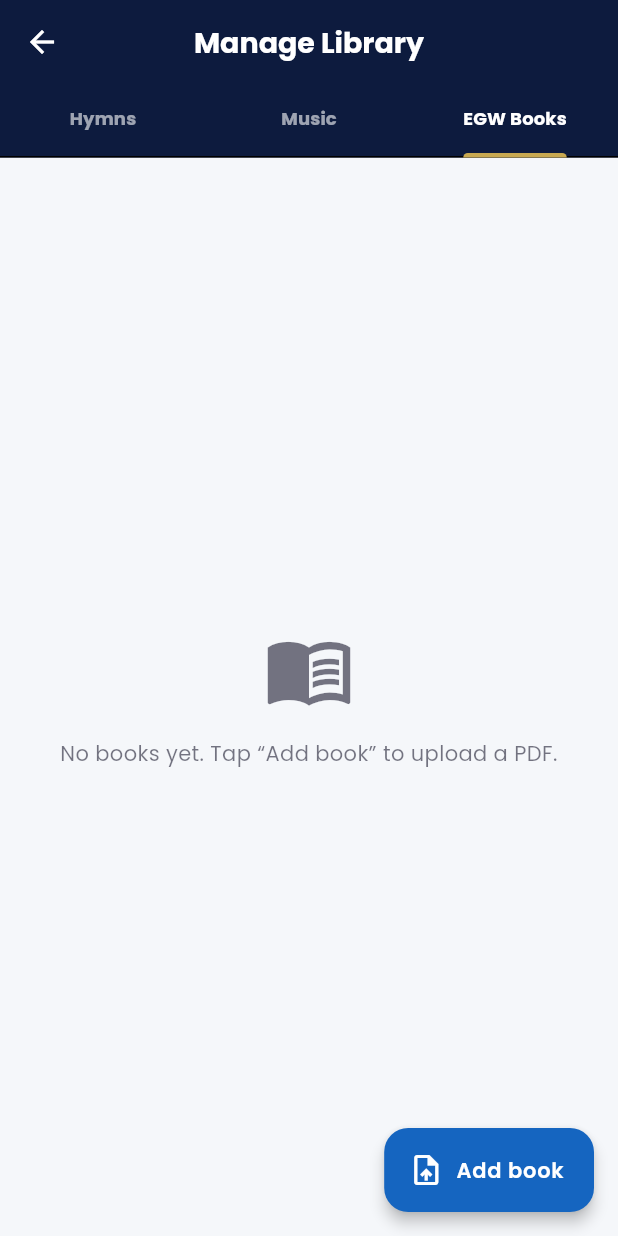
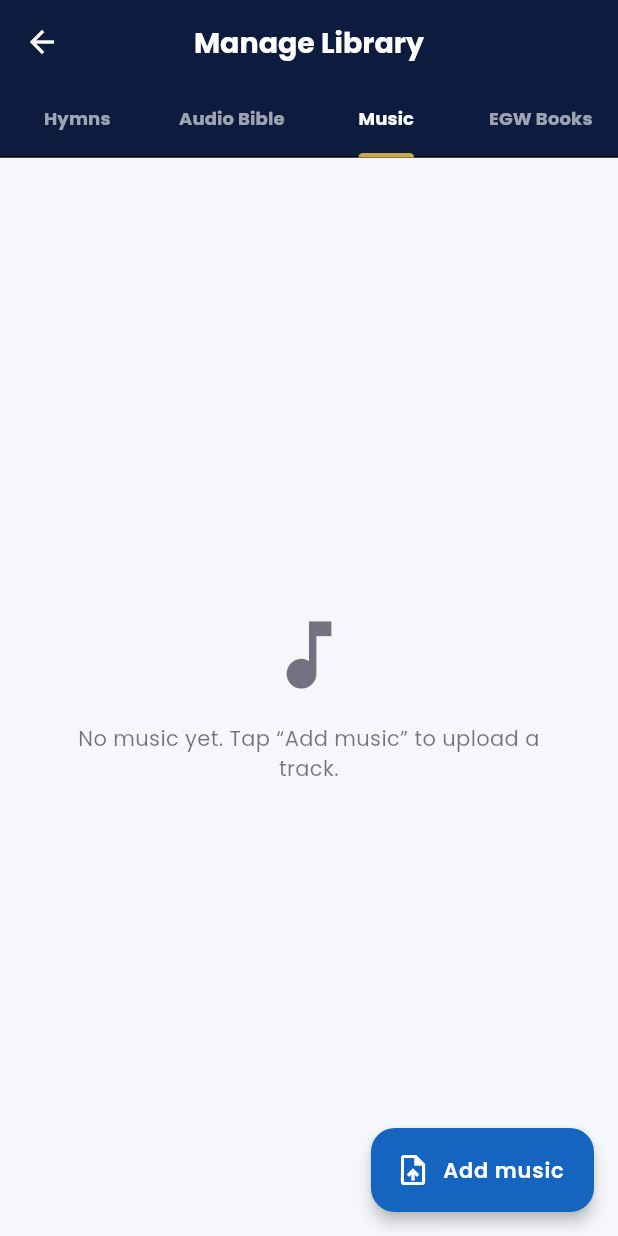
Before and after one commit to mtechstudioszw/adventconnectzw, a Flutter app: the AdminLibraryScreen screen opened by its route, tab 3 chosen, on a phone screen of 412 x 824 dp. Run offline on Flutter 3.47's test engine with Material 3 defaults, Android fonts, the phone set to English and light mode, and no system bars; our stand-ins replace app_links, audioplayers, cached_network_image, connectivity_plus, file_picker, firebase_analytics and 23 more; missing offline and left inert: flutter_pdfview, gal, record; accounts and stored records are empty; network calls fail.

Commit message:
#8 Audio Bible + richer EGW reader; fix User Insights relationship error
- Audio Bible: new Library tab (upload-driven audio, played through the shared
  background player like Music). patch_142 adds the 'audio_bible' kind; admin
  "Manage Library" gets an Audio Bible upload tab; MusicTab is parameterised by
  kind. Home Library chips updated (Bible/Audio/Hymnal/EGW/Music).
- EGW PDF reader: night mode toggle + tap-to-jump-to-page (on top of the
  resume-last-page already added).
- Fix User Insights crash (PGRST200 "no relationship between signup_surveys and
  profiles"): patch_143 adds a FK signup_surveys.user_id -> profiles(id) so the
  profiles(full_name) embed resolves. Fixes BOTH the in-app and web insights.

Co-Authored-By: Claude Opus 4.8 <noreply@anthropic.com>

```diff
--- a/lib/screens/admin/admin_library_screen.dart
+++ b/lib/screens/admin/admin_library_screen.dart
@@ -21,7 +21,7 @@ class AdminLibraryScreen extends StatefulWidget {
 
 class _AdminLibraryScreenState extends State<AdminLibraryScreen>
     with SingleTickerProviderStateMixin {
-  late final TabController _tabs = TabController(length: 3, vsync: this);
+  late final TabController _tabs = TabController(length: 4, vsync: this);
 
   @override
   void dispose() {
@@ -51,6 +51,7 @@ class _AdminLibraryScreenState extends State<AdminLibraryScreen>
               AppTextStyles.labelMedium.copyWith(fontWeight: FontWeight.w700),
           tabs: const [
             Tab(text: 'Hymns'),
+            Tab(text: 'Audio Bible'),
             Tab(text: 'Music'),
             Tab(text: 'EGW Books'),
           ],
@@ -62,6 +63,16 @@ class _AdminLibraryScreenState extends State<AdminLibraryScreen>
           controller: _tabs,
           children: const [
             _HymnsAdminTab(),
+            _UploadAdminTab(
+              kind: 'audio_bible',
+              extensions: ['mp3', 'm4a', 'aac', 'wav', 'ogg'],
+              addLabel: 'Add audio',
+              pickLabel: 'Pick audio file',
+              authorLabel: 'Book / reader (optional)',
+              emptyText:
+                  'No audio Bible yet. Tap “Add audio” to upload a chapter.',
+              leadingIcon: Icons.headset,
+            ),
             _UploadAdminTab(
               kind: 'music',
               extensions: ['mp3', 'm4a', 'aac', 'wav', 'ogg'],
--- a/lib/screens/home/home_screen.dart
+++ b/lib/screens/home/home_screen.dart
@@ -3387,9 +3387,10 @@ class _LibraryChips extends StatelessWidget {
 
   static const _items = <(String, IconData, int)>[
     ('Bible', Icons.menu_book_rounded, 0),
-    ('Hymnal', Icons.queue_music_rounded, 1),
-    ('EGW', Icons.auto_stories_rounded, 2),
-    ('Music', Icons.headphones_rounded, 3),
+    ('Audio', Icons.headset_rounded, 1),
+    ('Hymnal', Icons.queue_music_rounded, 2),
+    ('EGW', Icons.auto_stories_rounded, 3),
+    ('Music', Icons.headphones_rounded, 4),
   ];
 
   @override
@@ -3469,7 +3470,7 @@ class _HomeMusicStripState extends State<_HomeMusicStrip> {
                       .copyWith(fontWeight: FontWeight.w800)),
               const Spacer(),
               GestureDetector(
-                onTap: () => context.pushNamed('library', extra: 3),
+                onTap: () => context.pushNamed('library', extra: 4),
                 child: Text('See all',
                     style: AppTextStyles.labelMedium.copyWith(
                         color: AppColors.primaryBlue,
@@ -3488,7 +3489,7 @@ class _HomeMusicStripState extends State<_HomeMusicStrip> {
             itemBuilder: (context, i) {
               final item = _items[i];
               return GestureDetector(
-                onTap: () => context.pushNamed('library', extra: 3),
+                onTap: () => context.pushNamed('library', extra: 4),
                 child: Container(
                   width: 130,
                   decoration: BoxDecoration(
--- a/lib/screens/library/library_screen.dart
+++ b/lib/screens/library/library_screen.dart
@@ -33,9 +33,9 @@ class _LibraryScreenState extends State<LibraryScreen>
   void initState() {
     super.initState();
     _tabs = TabController(
-      length: 4,
+      length: 5,
       vsync: this,
-      initialIndex: widget.initialTab.clamp(0, 3),
+      initialIndex: widget.initialTab.clamp(0, 4),
     );
   }
 
@@ -73,6 +73,7 @@ class _LibraryScreenState extends State<LibraryScreen>
               AppTextStyles.labelMedium.copyWith(fontWeight: FontWeight.w700),
           tabs: const [
             Tab(text: 'Bible'),
+            Tab(text: 'Audio Bible'),
             Tab(text: 'Hymnal'),
             Tab(text: 'EGW Books'),
             Tab(text: 'Music'),
@@ -85,6 +86,12 @@ class _LibraryScreenState extends State<LibraryScreen>
           controller: _tabs,
           children: const [
             BibleTab(),
+            // Audio Bible — uploaded audio, played through the shared player
+            // (background playback + lock-screen controls), like Music.
+            MusicTab(
+              kind: 'audio_bible',
+              emptyText: 'Audio Bible will appear here once it\'s added.',
+            ),
             // Hymnal = structured, searchable hymns (number/title/lyrics),
             // entered by the admin one at a time. NOT PDFs.
             HymnalTab(),
```
Also changed, not shown: lib/screens/library/music_tab.dart (+13 -4 lines), lib/screens/library/pdf_viewer_screen.dart (+78 -7 lines), 2 other files.
